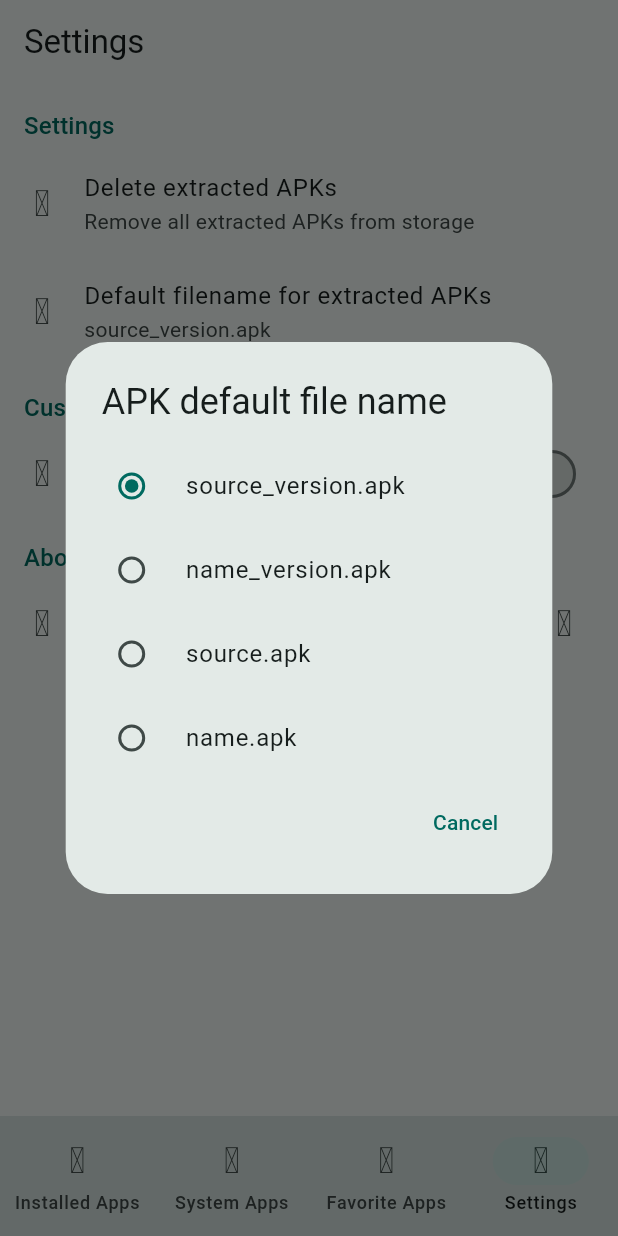
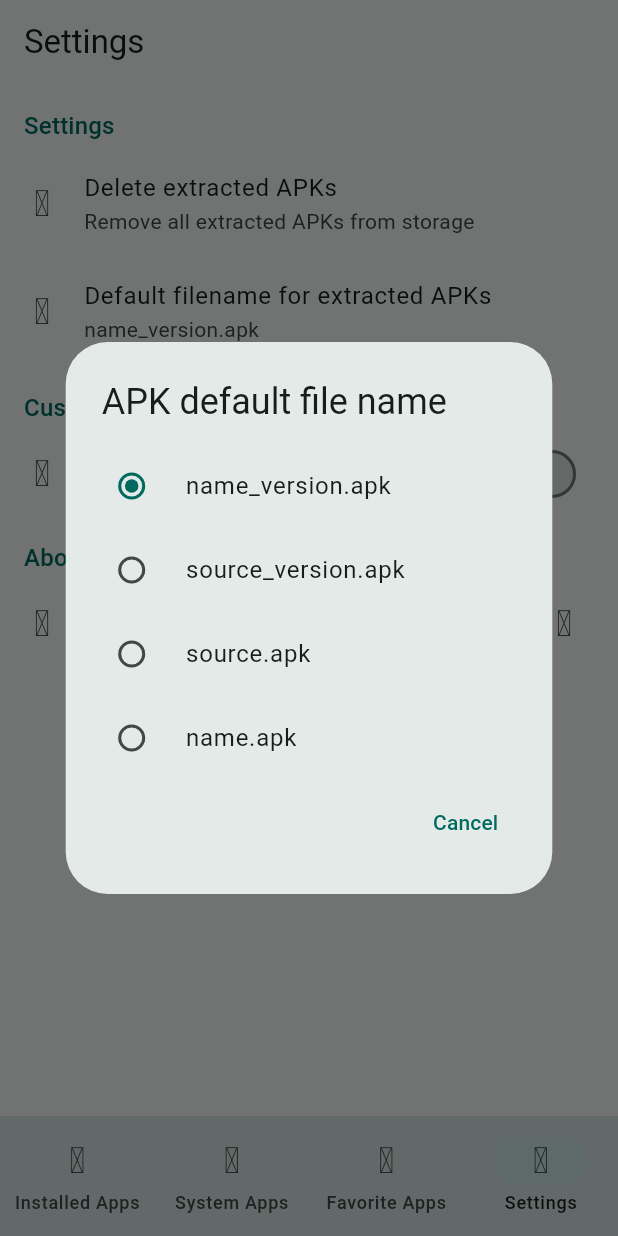
Before and after one commit to iamkartiknayak/app_extractor, a Flutter app: the screen it shows after launch, item 4 of the bottom bar chosen, after a tap on "Default filename for extracted APKs", on a phone screen of 412 x 824 dp. Run offline on Flutter 3.47's test engine with Material 3 defaults, Android fonts, the phone set to English and light mode, and no system bars; drawn by our look-alikes of dynamic_color; our stand-ins replace hive_flutter, material_symbols_icons, share_plus, shimmer; missing offline and left inert: app_install_events, device_apps; accounts and stored records are empty.

Commit message:
refactor: change default apk name from source_version to name_version

```diff
--- a/lib/settings/application/settings_provider.dart
+++ b/lib/settings/application/settings_provider.dart
@@ -7,7 +7,7 @@ class SettingsProvider extends ChangeNotifier {
 
   // private var
   bool _gridView = false;
-  String _defaultApkName = 'source_version.apk';
+  String _defaultApkName = 'name_version.apk';
 
   void toggleGridView() {
     _gridView = !_gridView;
@@ -15,7 +15,7 @@ class SettingsProvider extends ChangeNotifier {
   }
 
   void setApkName(String? value) {
-    _defaultApkName = value ?? 'source_version.apk';
+    _defaultApkName = value ?? 'name_version.apk';
     notifyListeners();
   }
 }
--- a/lib/settings/presentation/widgets/default_file_name_dialog.dart
+++ b/lib/settings/presentation/widgets/default_file_name_dialog.dart
@@ -23,9 +23,9 @@ class DefaultFileNameDialog extends StatelessWidget {
               Navigator.of(context).pop();
               settingsProvider.setApkName(value);
             },
-            value: 'source_version.apk',
+            value: 'name_version.apk',
             groupValue: defaultApkName,
-            title: Text('source_version.apk'),
+            title: Text('name_version.apk'),
           ),
           RadioListTile(
             contentPadding: EdgeInsets.zero,
@@ -33,9 +33,9 @@ class DefaultFileNameDialog extends StatelessWidget {
               Navigator.of(context).pop();
               settingsProvider.setApkName(value);
             },
-            value: 'name_version.apk',
+            value: 'source_version.apk',
             groupValue: defaultApkName,
-            title: Text('name_version.apk'),
+            title: Text('source_version.apk'),
           ),
           RadioListTile(
             contentPadding: EdgeInsets.zero,
```
